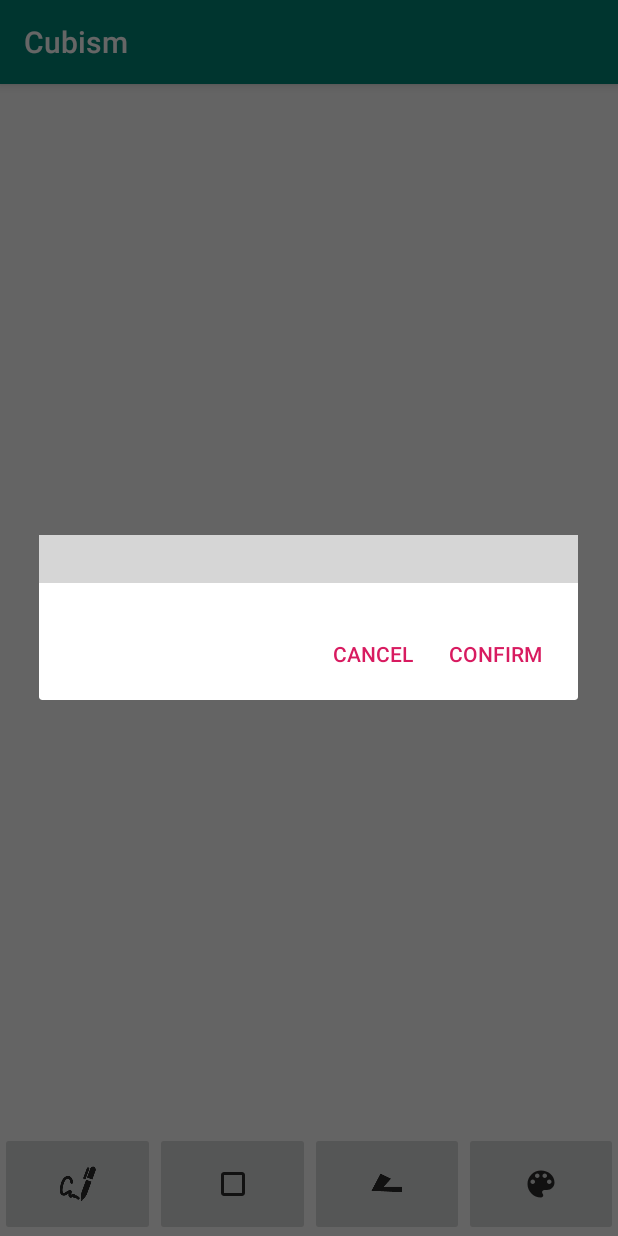
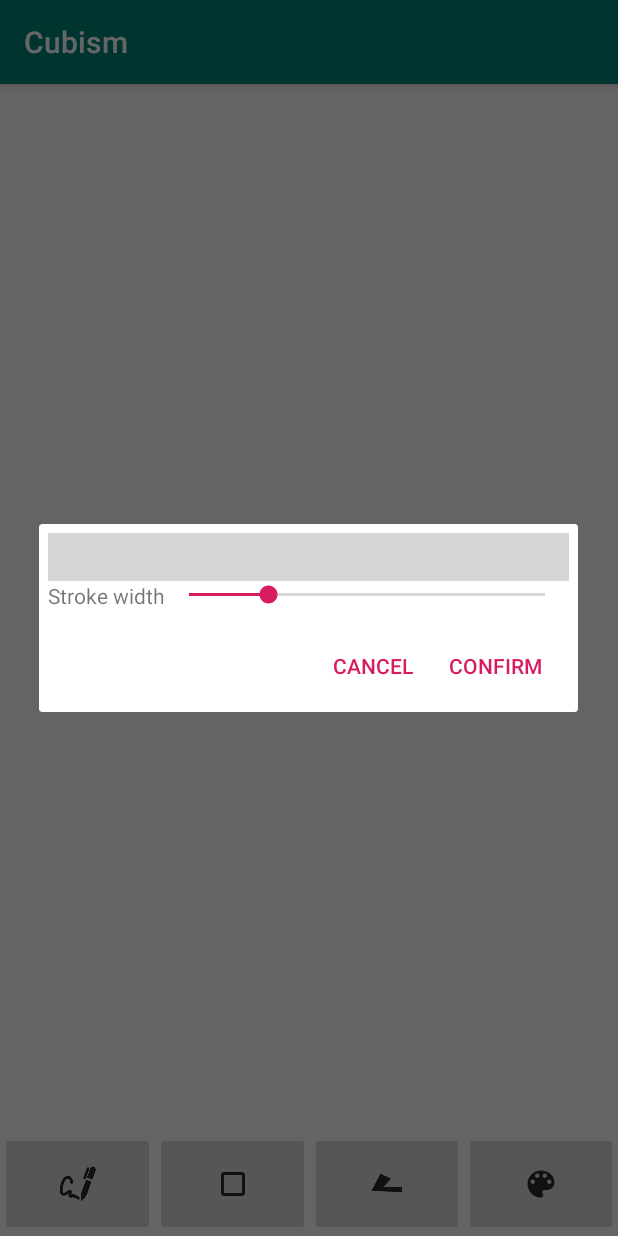
Before and after one commit to VictorIranzo/DIM_Android, an Android app: the screen it shows after launch (MainActivity), after a tap on an icon or button, on a phone screen of 412 x 824 dp. Run offline under Robolectric (Android 15) with nearby library versions, the phone set to English and light mode, and no system bars; libraries missing offline, so code that uses them is left out: com.flask.colorpicker; plain views replace ColorPickerView; 1 statement that could not run was skipped; grey boxes are pictures that could not be loaded.

Commit message:
Stroke width selector.

```diff
--- a/Exercise6/app/src/main/java/dim/vici/cubism/ColorAndStyleDialog.java
+++ b/Exercise6/app/src/main/java/dim/vici/cubism/ColorAndStyleDialog.java
@@ -7,6 +7,7 @@ import android.graphics.Paint;
 import android.os.Bundle;
 import android.view.KeyEvent;
 import android.view.View;
+import android.widget.SeekBar;
 
 import androidx.annotation.NonNull;
 import androidx.annotation.Nullable;
@@ -18,6 +19,7 @@ public class ColorAndStyleDialog extends DialogFragment {
     private View parent;
     private ColorPickerView colorPickerView;
     private Paint configuredPaint;
+    private SeekBar strokeWidthBar;
 
     public ColorAndStyleDialog()
     {
@@ -55,16 +57,21 @@ public class ColorAndStyleDialog extends DialogFragment {
 
         parent = getActivity().getLayoutInflater().inflate(R.layout.color_and_style_dialog, null);
 
-        colorPickerView = parent.findViewById(R.id.color_picker_view);
-
         // Configures the paint with the values in the Canvas view.
         configuredPaint = ((MainActivity)getActivity()).canvasView.paint;
+
+        colorPickerView = parent.findViewById(R.id.color_picker_view);
+        strokeWidthBar = parent.findViewById(R.id.strokeWidthBar);
+
+        strokeWidthBar.setProgress((int)configuredPaint.getStrokeWidth());
 
         builder.setView(parent);
         builder.setPositiveButton(R.string.confirm, new DialogInterface.OnClickListener(){
             @Override
             public void onClick(DialogInterface dialog, int which) {
                 configuredPaint.setColor(colorPickerView.getSelectedColor());
+                configuredPaint.setStrokeWidth(strokeWidthBar.getProgress());
+
                 ((MainActivity)getActivity()).canvasView.setColorAndStyle(configuredPaint);
             }
         });
--- a/Exercise6/app/src/main/res/layout/color_and_style_dialog.xml
+++ b/Exercise6/app/src/main/res/layout/color_and_style_dialog.xml
@@ -4,7 +4,8 @@
     xmlns:app="http://schemas.android.com/apk/res-auto"
     android:orientation="vertical"
     android:layout_width="match_parent"
-    android:layout_height="match_parent">
+    android:layout_height="match_parent"
+    android:padding="6dp">
     <com.flask.colorpicker.ColorPickerView
         android:id="@+id/color_picker_view"
         android:layout_width="match_parent"
@@ -14,4 +15,18 @@
         app:lightnessSlider="true"
         app:wheelType="FLOWER"
         />
+    <LinearLayout
+        android:layout_width="match_parent"
+        android:layout_height="wrap_content">
+        <TextView
+            android:layout_width="wrap_content"
+            android:layout_height="wrap_content"
+            android:text="@string/strokeWidth"/>
+        <SeekBar
+            android:id="@+id/strokeWidthBar"
+            android:layout_width="match_parent"
+            android:layout_height="wrap_content"
+            android:min="2"
+            android:max="20"/>
+    </LinearLayout>
 </LinearLayout>
--- a/Exercise6/app/src/main/res/values/strings.xml
+++ b/Exercise6/app/src/main/res/values/strings.xml
@@ -5,4 +5,5 @@
     <string name="draw_figures">Figures drawing</string>
     <string name="confirm">Confirm</string>
     <string name="cancel">Cancel</string>
+    <string name="strokeWidth">Stroke width</string>
 </resources>
```
